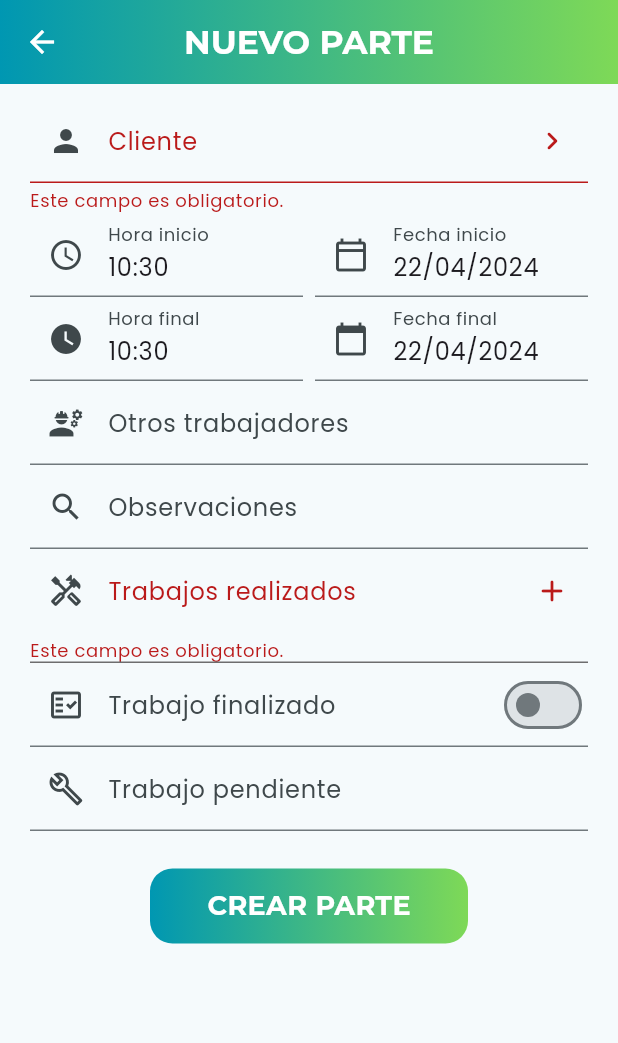
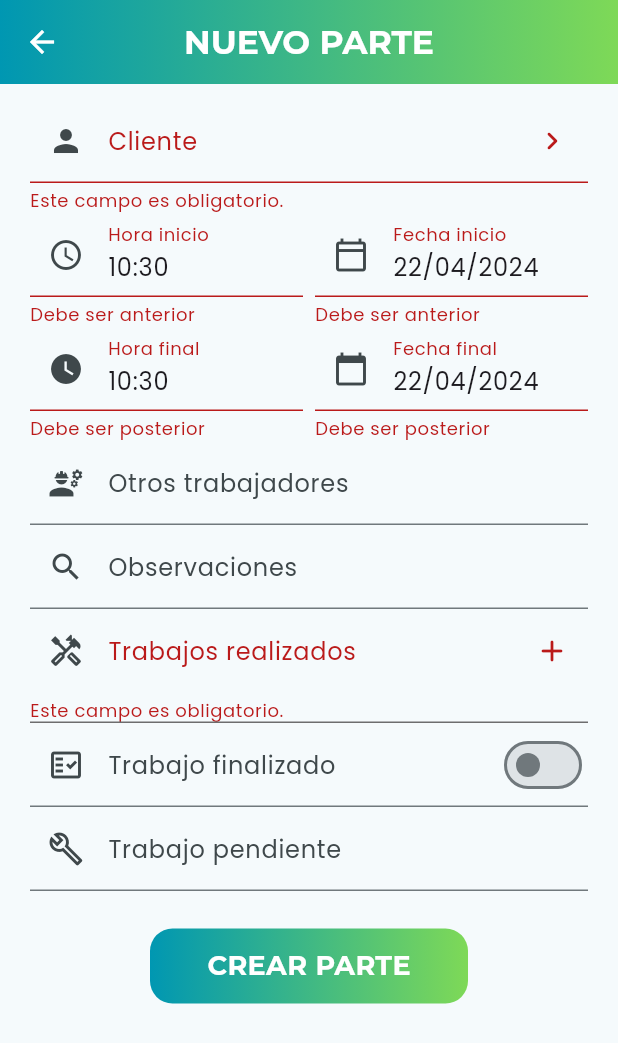
Before and after one commit to Trebok/partes-de-trabajo, a Flutter app: the CrearParte screen opened directly, after a tap on "CREAR PARTE", on a phone screen of 412 x 824 dp. Shown: the top 1043 px of the screen. Run offline on Flutter 3.47's test engine with Material 3 defaults, Android fonts, the phone set to English and light mode, and no system bars; our stand-ins replace google_fonts, hive, hive_flutter, open_filex, pdf; accounts and stored records are empty; network calls fail.

Commit message:
Validación fechas creación parte

```diff
--- a/lib/pages/crear_parte.dart
+++ b/lib/pages/crear_parte.dart
@@ -21,19 +21,37 @@ class CrearParte extends StatefulWidget {
 }
 
 class _CrearParteState extends State<CrearParte> {
-  final _formKey = GlobalKey<FormState>();
-  final _textFormFieldKey = GlobalKey<FormFieldState<String>>();
+  final _ahora = DateTime.now();
+  final _formKeyGeneral = GlobalKey<FormState>();
+  final _formKeyFechas = GlobalKey<FormState>();
+  final _textFormFieldKeyTrabajos = GlobalKey<FormFieldState<String>>();
   final _clienteController = TextEditingController();
-  final _horaInicioController = TextEditingController(text: Utils.formatTime(DateTime.now()));
-  final _fechaInicioController = TextEditingController(text: Utils.formatDate(DateTime.now()));
-  final _horaFinalController = TextEditingController(text: Utils.formatTime(DateTime.now()));
-  final _fechaFinalController = TextEditingController(text: Utils.formatDate(DateTime.now()));
+  late final _horaInicioController = TextEditingController(text: Utils.formatTime(_ahora));
+  late final _fechaInicioController = TextEditingController(text: Utils.formatDate(_ahora));
+  late final _horaFinalController = TextEditingController(text: Utils.formatTime(_ahora));
+  late final _fechaFinalController = TextEditingController(text: Utils.formatDate(_ahora));
   bool _trabajoFinalizado = false;
   final _trabajoPendienteController = TextEditingController();
   final _otrosTrabajadoresController = TextEditingController();
   final _observacionesController = TextEditingController();
   late Cliente _cliente;
   final List<Trabajo> _trabajos = [];
+
+  late int _horaInicio = _ahora.hour * 60 + _ahora.minute;
+  late DateTime _fechaInicio = DateTime(_ahora.year, _ahora.month, _ahora.day);
+  late int _horaFinal = _ahora.hour * 60 + _ahora.minute;
+  late DateTime _fechaFinal = DateTime(_ahora.year, _ahora.month, _ahora.day);
+
+  bool fechaValida() {
+    if (_fechaInicio.isAfter(_fechaFinal)) {
+      return false;
+    } else if (_fechaInicio.isAtSameMomentAs(_fechaFinal)) {
+      if (_horaInicio >= _horaFinal) {
+        return false;
+      }
+    }
+    return true;
+  }
 
   @override
   Widget build(BuildContext context) {
@@ -44,7 +62,7 @@ class _CrearParteState extends State<CrearParte> {
         child: Padding(
           padding: const EdgeInsets.fromLTRB(20, 10, 20, 20),
           child: Form(
-            key: _formKey,
+            key: _formKeyGeneral,
             child: Column(
               children: [
                 FocusScope(
@@ -84,13 +102,18 @@ class _CrearParteState extends State<CrearParte> {
                     ),
                   ),
                 ),
+                Form(
+                  key: _formKeyFechas,
+                  child: Column(
+                    children: [
                       Row(
                         children: [
                           Expanded(
-                      child: TextFieldCustom(
+                            child: TextFormFieldCustom(
                               prefixIcon: const Icon(Icons.watch_later_outlined),
                               labelText: 'Hora inicio',
                               controller: _horaInicioController,
+                              autovalidateMode: AutovalidateMode.onUserInteraction,
                               readOnly: true,
                               onTap: () async {
                                 TimeOfDay? seleccionado = await showTimePicker(
@@ -101,16 +124,25 @@ class _CrearParteState extends State<CrearParte> {
                                   setState(() {
                                     _horaInicioController.text = seleccionado.format(context);
                                   });
+                                  _horaInicio = seleccionado.hour * 60 + seleccionado.minute;
+                                  _formKeyFechas.currentState!.validate();
                                 }
+                              },
+                              validator: (_) {
+                                if (!fechaValida()) {
+                                  return 'Debe ser anterior';
+                                }
+                                return null;
                               },
                             ),
                           ),
                           const SizedBox(width: 8),
                           Expanded(
-                      child: TextFieldCustom(
+                            child: TextFormFieldCustom(
                               prefixIcon: const Icon(Icons.calendar_today_outlined),
                               labelText: 'Fecha inicio',
                               controller: _fechaInicioController,
+                              autovalidateMode: AutovalidateMode.onUserInteraction,
                               readOnly: true,
                               onTap: () async {
                                 DateTime? seleccionado = await showDatePicker(
@@ -123,7 +155,15 @@ class _CrearParteState extends State<CrearParte> {
                                   setState(() {
                                     _fechaInicioController.text = Utils.formatDate(seleccionado);
                                   });
+                                  _fechaInicio = seleccionado;
+                                  _formKeyFechas.currentState!.validate();
                                 }
+                              },
+                              validator: (_) {
+                                if (!fechaValida()) {
+                                  return 'Debe ser anterior';
+                                }
+                                return null;
                               },
                             ),
                           ),
@@ -132,10 +172,11 @@ class _CrearParteState extends State<CrearParte> {
                       Row(
                         children: [
                           Expanded(
-                      child: TextFieldCustom(
+                            child: TextFormFieldCustom(
                               prefixIcon: const Icon(Icons.watch_later),
                               labelText: 'Hora final',
                               controller: _horaFinalController,
+                              autovalidateMode: AutovalidateMode.onUserInteraction,
                               readOnly: true,
                               onTap: () async {
                                 TimeOfDay? seleccionado = await showTimePicker(
@@ -146,16 +187,25 @@ class _CrearParteState extends State<CrearParte> {
                                   setState(() {
                                     _horaFinalController.text = seleccionado.format(context);
                                   });
+                                  _horaFinal = seleccionado.hour * 60 + seleccionado.minute;
+                                  _formKeyFechas.currentState!.validate();
                                 }
+                              },
+                              validator: (_) {
+                                if (!fechaValida()) {
+                                  return 'Debe ser posterior';
+                                }
+                                return null;
                               },
                             ),
                           ),
                           const SizedBox(width: 8),
                           Expanded(
-                      child: TextFieldCustom(
+                            child: TextFormFieldCustom(
                               prefixIcon: const Icon(Icons.calendar_today),
                               labelText: 'Fecha final',
                               controller: _fechaFinalController,
+                              autovalidateMode: AutovalidateMode.onUserInteraction,
                               readOnly: true,
                               onTap: () async {
                                 DateTime? seleccionado = await showDatePicker(
@@ -168,11 +218,22 @@ class _CrearParteState extends State<CrearParte> {
                                   setState(() {
                                     _fechaFinalController.text = Utils.formatDate(seleccionado);
                                   });
+                                  _fechaFinal = seleccionado;
+                                  _formKeyFechas.currentState!.validate();
                                 }
+                              },
+                              validator: (_) {
+                                if (!fechaValida()) {
+                                  return 'Debe ser posterior';
+                                }
+                                return null;
                               },
                             ),
                           ),
                         ],
+                      ),
+                    ],
+                  ),
                 ),
                 TextFieldCustom(
                   prefixIcon: const Icon(Icons.engineering),
@@ -193,7 +254,7 @@ class _CrearParteState extends State<CrearParte> {
                     },
                     child: TextFormField(
                       //NO CAMBIAR A CUSTOM
-                      key: _textFormFieldKey,
+                      key: _textFormFieldKeyTrabajos,
                       decoration: const InputDecoration(
                         prefixIcon: Icon(Icons.handyman_outlined),
                         labelText: 'Trabajos realizados',
@@ -211,7 +272,7 @@ class _CrearParteState extends State<CrearParte> {
                           if (trabajo != null) {
                             setState(() {
                               _trabajos.add(trabajo);
-                              _textFormFieldKey.currentState!.validate();
+                              _textFormFieldKeyTrabajos.currentState!.validate();
                             });
                           }
                         });
@@ -373,7 +434,9 @@ class _CrearParteState extends State<CrearParte> {
                     nombre: 'CREAR PARTE',
                     fontSize: 18,
                     onTap: () {
-                      if (_formKey.currentState!.validate()) {
+                      _formKeyFechas.currentState!.validate();
+                      if (_formKeyGeneral.currentState!.validate() &&
+                          _formKeyFechas.currentState!.validate()) {
                         final int number;
                         if (boxPartes.length == 0) {
                           number = 1;
```
Lines whose indentation alone changed are shown as unchanged.
